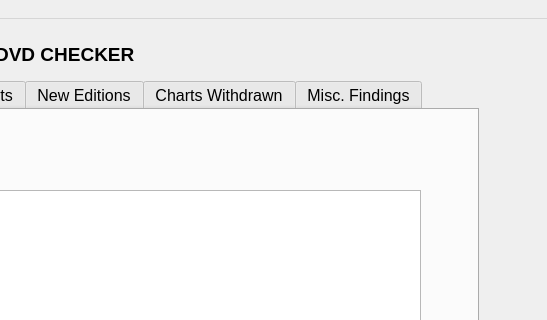
First picture: the form in CHS_DVD_Checker.ui, repository Mabus00/CHS-DVD-Reader, before the edit; both pictures show x 562 to 1109 and y 0 to 320 of the 1109 by 862 pixel window.
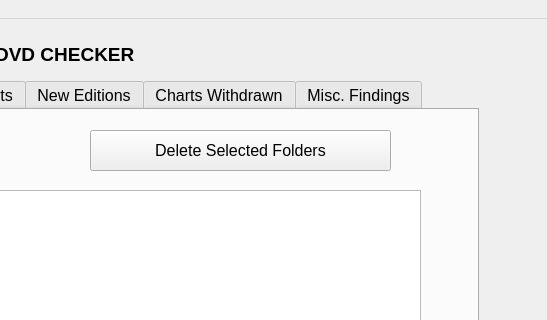
Second picture: the form after the edit.

```diff
--- a/CHS_DVD_Checker.ui
+++ b/CHS_DVD_Checker.ui
@@ -142,6 +142,19 @@
        <string>Select Folders</string>
       </property>
      </widget>
+     <widget class="QPushButton" name="deleteSelectedFoldersButton">
+      <property name="geometry">
+       <rect>
+        <x>590</x>
+        <y>20</y>
+        <width>301</width>
+        <height>41</height>
+       </rect>
+      </property>
+      <property name="text">
+       <string>Delete Selected Folders</string>
+      </property>
+     </widget>
     </widget>
     <widget class="QWidget" name="rebuild_database">
      <attribute name="title">
```
